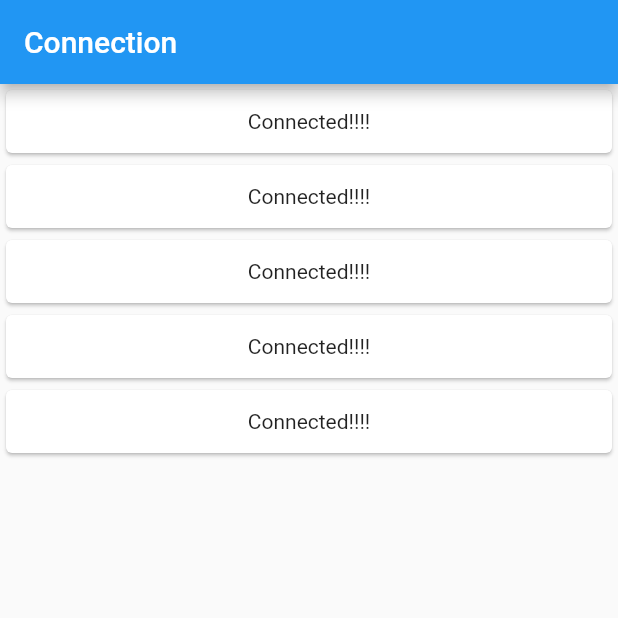
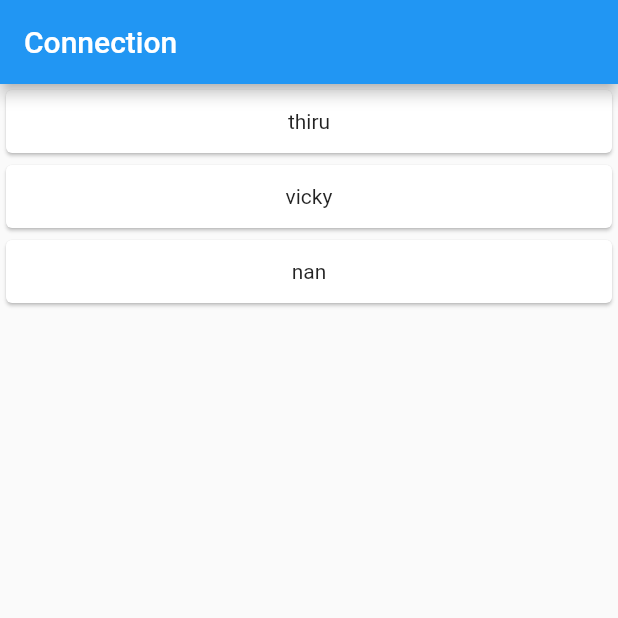
Before and after one commit to thiruraje/flutter_offline, a Flutter app: the screen it shows after launch, on a phone screen of 412 x 824 dp, the top half of it. Run offline on Flutter 3.47's test engine with Material 2 defaults, Android fonts, the phone set to English and light mode, and no system bars; our stand-ins replace connectivity, flutter_offline.

Commit message:
small changes

```diff
--- a/lib/main.dart
+++ b/lib/main.dart
@@ -1,6 +1,7 @@
 //main.dart
 import 'package:flutter/material.dart';
 import 'package:flutter_offline/flutter_offline.dart';
+import 'package:network/Connectivity.dart';
 
 void main() => runApp(new MyApp());
 
@@ -23,10 +24,8 @@ class HomePage extends StatefulWidget {
 
 class _HomePageState extends State<HomePage> {
 
-  Future getProjectDetails() async {
-    var result = ["thiru","vicky"];
-    return result;
-  }
+  var projectSnap=["thiru","vicky","nan"];
+
   @override
   Widget build(BuildContext context) {
     return Scaffold(
@@ -96,27 +95,17 @@ class _HomePageState extends State<HomePage> {
                   );
                 },
                 child: Center(
-                  child: FutureBuilder(
-                        builder: (context, projectSnap) {
-                          if (projectSnap.connectionState == ConnectionState.none &&
-                              projectSnap.hasData == null) {
-                            //print('project snapshot data is: ${projectSnap.data}');
-                            return Container();
-                          }
-                          return ListView.builder(
-                            itemCount: 5,
+                  child: ListView.builder(
+                            itemCount:projectSnap.length ,
                             itemBuilder: (context, index) {
                               return Container(
                                 height: 50.0,
                                 child: Card(
-                                  child: Center(child: Text("Connected!!!!"))
+                                  child: Center(child: Text(projectSnap[index].toString()))
                                   ),
                               );
                             },
-                          );
-                        },
-                        future: getProjectDetails(),
-                      ),
+                          ),
                 ),
               );
             },
--- a/pubspec.yaml
+++ b/pubspec.yaml
@@ -18,7 +18,7 @@ dependencies:
 
   cupertino_icons: ^0.1.3
   flutter_offline: "^0.3.0"
-
+  connectivity: ^0.4.9
 dev_dependencies:
   flutter_test:
     sdk: flutter
```
Also changed, not shown: lib/Connectivity.dart (added, +47 -0 lines), pubspec.lock.
